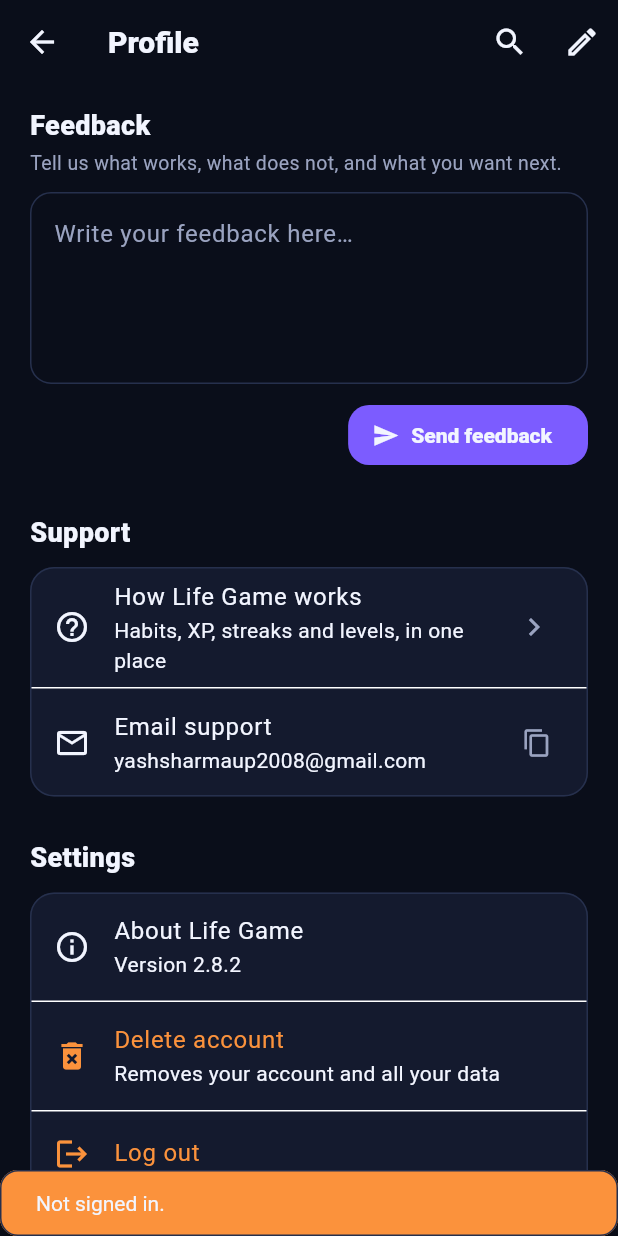
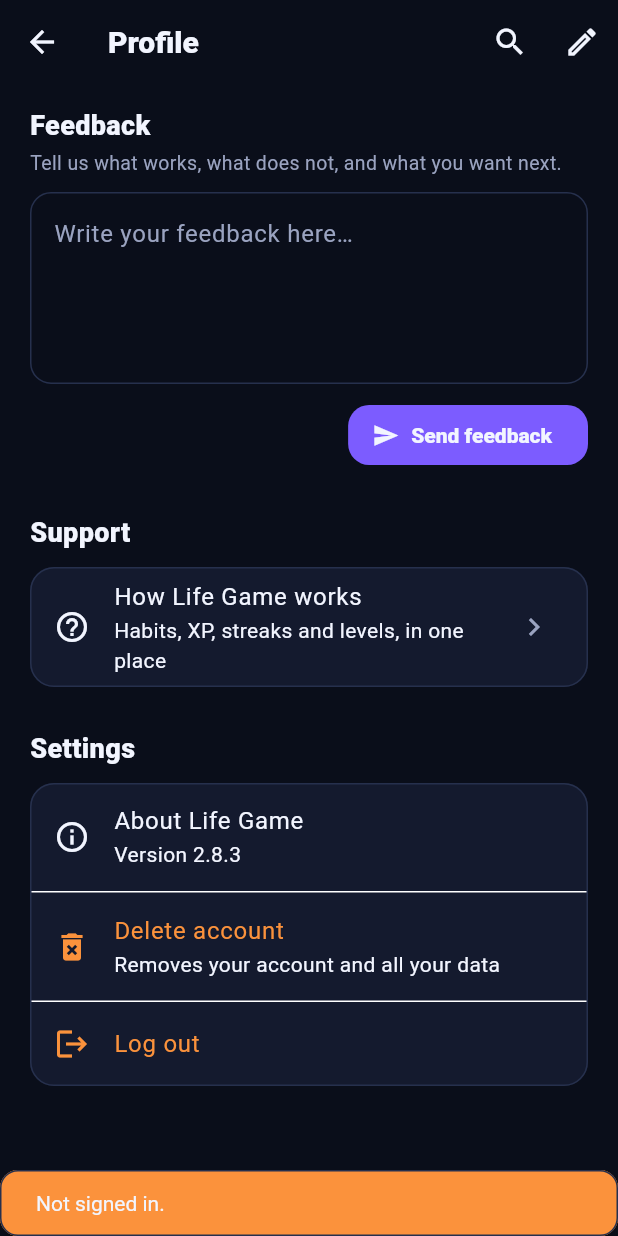
Before and after one commit to yash-sharmax/lifegame, a Flutter app: the ProfileScreen screen opened directly, scrolled down 540 dp, on a phone screen of 412 x 824 dp. Run offline on Flutter 3.47's test engine with Material 3 defaults, Android fonts, the phone set to English and light mode, and no system bars; drawn by our look-alikes of flutter_animate; our stand-ins replace appwrite, confetti, fl_chart, flutter_local_notifications, flutter_timezone, shared_preferences and 1 more; missing offline and left inert: dart:html; accounts and stored records are empty.

Commit message:
v2.8.3+17: remove support email from Contact Us
Profile > Support now shows only 'How Life Game works'; the
'Email support' row (and the _supportEmail constant + copy method)
is gone. Account is NOT deleted — only the email row. About still
shows the plain version ('Version 2.8.3').

```diff
--- a/lib/config.dart
+++ b/lib/config.dart
@@ -24,7 +24,7 @@ class AppConfig {
   /// every release. (18 Nov 2026: the v2.5.1 About label was a
   /// hard-coded string and was never bumped, so it kept showing the
   /// old version even though the new build was live.)
-  static const String appVersion = '2.8.2+16';
+  static const String appVersion = '2.8.3+17';
 
   /// Appwrite Cloud endpoint (region-specific for this project).
   static const String endpoint = String.fromEnvironment(
--- a/lib/screens/profile_screen.dart
+++ b/lib/screens/profile_screen.dart
@@ -1,7 +1,6 @@
 import 'dart:async';
 
 import 'package:flutter/material.dart';
-import 'package:flutter/services.dart';
 import 'package:flutter_animate/flutter_animate.dart';
 
 import '../config.dart';
@@ -14,12 +13,8 @@ import '../widgets/habit_dialog.dart';
 import 'auth_screen.dart';
 import 'search_screen.dart';
 
-/// Email shown for support — the developer's own address. It is copied
-/// to the clipboard on tap (no extra dependency needed for a mail link).
-const String _supportEmail = 'yashsharmaup2008@gmail.com';
-
 /// Display version: the plain version without the build-number suffix
-/// (e.g. '2.8.2' from '2.8.2+16') — the About screen shows this only.
+/// (e.g. '2.8.3' from '2.8.3+17') — the About screen shows this only.
 String get _displayVersion => AppConfig.appVersion.split('+').first;
 
 /// Short description shown in the About dialog — plain words about
@@ -486,11 +481,6 @@ class _ProfileScreenState extends State<ProfileScreen> {
         ],
       ),
     );
-  }
-
-  Future<void> _copySupportEmail() async {
-    await Clipboard.setData(const ClipboardData(text: _supportEmail));
-    if (mounted) showInfo(context, 'Support email copied.');
   }
 
   /// Two-step delete: a plain-language warning dialog with an
@@ -729,18 +719,6 @@ class _ProfileScreenState extends State<ProfileScreen> {
                               color: AppTheme.inkSoft,
                             ),
                             onTap: _showHowItWorks,
-                          ),
-                          const Divider(height: 1),
-                          ListTile(
-                            leading: const Icon(Icons.email_outlined),
-                            title: const Text('Email support'),
-                            subtitle: const Text(_supportEmail),
-                            trailing: const Icon(
-                              Icons.copy_outlined,
-                              color: AppTheme.inkSoft,
-                              size: 20,
-                            ),
-                            onTap: _copySupportEmail,
                           ),
                         ],
                       ),
--- a/pubspec.yaml
+++ b/pubspec.yaml
@@ -1,7 +1,7 @@
 name: lifegame
 description: "Life Game — habit tracker. Small steps, every day."
 publish_to: 'none'
-version: 2.8.2+16
+version: 2.8.3+17
 
 environment:
   sdk: ^3.13.7
```
Also changed, not shown: 6 other files.
